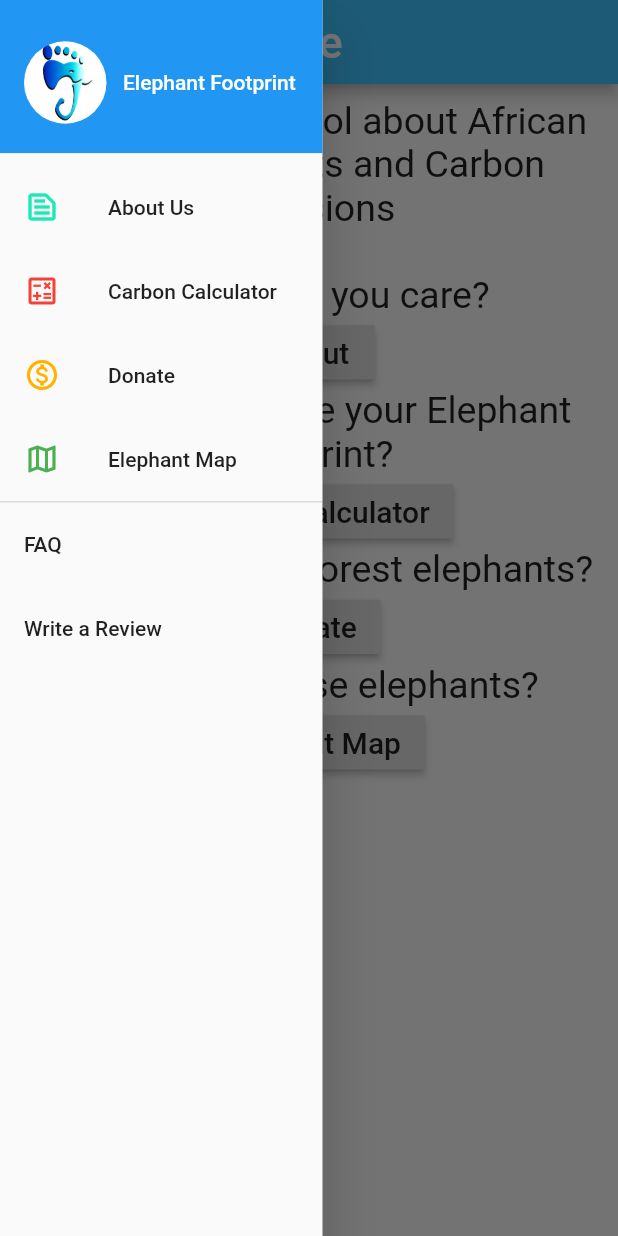
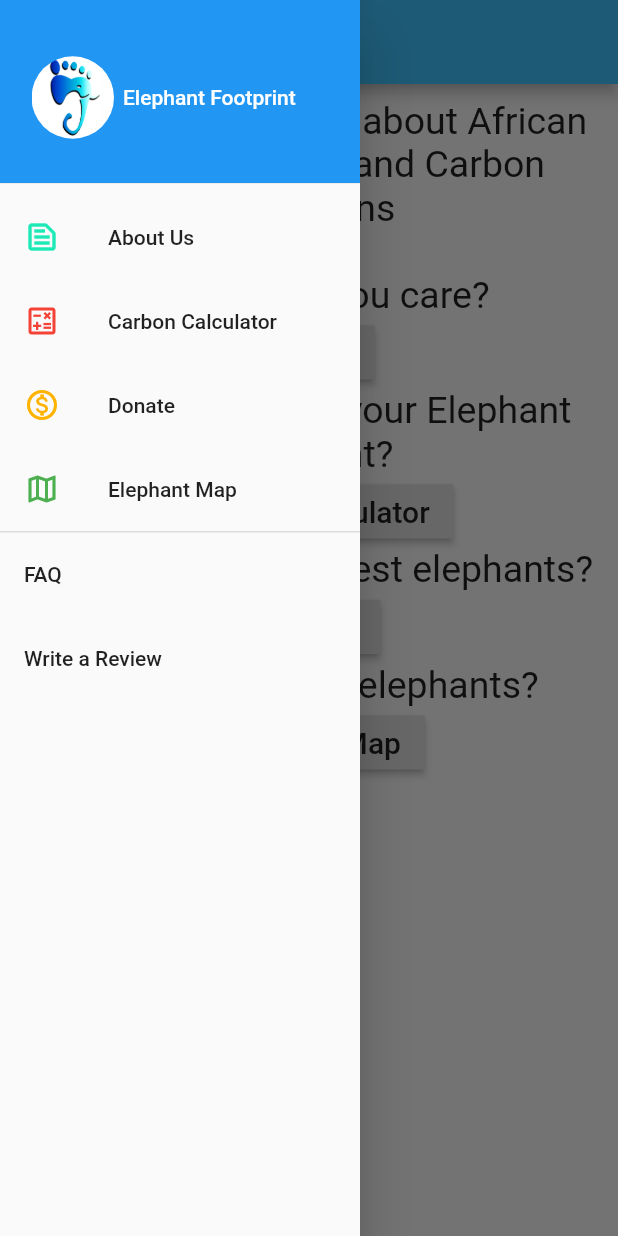
Before and after one commit to All-Ears/mobile-frontend, a Flutter app: the screen it shows after launch, with the side drawer open, on a phone screen of 412 x 824 dp. Run offline on Flutter 3.47's test engine with Material 2 defaults, Android fonts, the phone set to English and light mode, and no system bars; our stand-ins replace dropdown_search, syncfusion_flutter_charts; missing offline and left inert: syncfusion_flutter_core, syncfusion_flutter_maps.

Commit message:
fixed drawer

```diff
--- a/all_ears/lib/app_drawer.dart
+++ b/all_ears/lib/app_drawer.dart
@@ -1,17 +1,17 @@
 import 'package:flutter/cupertino.dart';
 import 'package:flutter/material.dart';
 
-class AppDrawer extends StatelessWidget{
+class AppDrawer extends StatelessWidget {
   @override
   Widget build(BuildContext context) {
     return Container(
-      width: 215.0,
+      width: 240.0,
       child: Drawer(
           child: ListView(
         padding: EdgeInsets.zero,
         children: <Widget>[
           Container(
-                height: 110.0,
+            height: 130.0,
             child: DrawerHeader(
               decoration: BoxDecoration(
                 color: Colors.blue,
@@ -19,19 +19,23 @@ class AppDrawer extends StatelessWidget{
               child: Row(
                 children: [
                   Padding(
-                        padding: const EdgeInsets.only(right: 10.0, bottom: 0.0),
-                        child: ClipOval(
+                    padding:
+                        EdgeInsets.symmetric(vertical: 0.0, horizontal: 5.0),
                     child: GestureDetector(
-                            onTap: () {
-                              Navigator.pushNamed(context, '/');
-                            },
-                            child: Image(
+                      child: Container(
                         width: 55,
                         height: 55,
+                        decoration: BoxDecoration(
+                          shape: BoxShape.circle,
+                          image: DecorationImage(
                             fit: BoxFit.cover,
                             image: AssetImage('assets/images/highreslogo.png'),
                           ),
                         ),
+                      ),
+                      onTap: () {
+                        Navigator.pushNamed(context, '/');
+                      },
                     ),
                   ),
                   Padding(
@@ -64,8 +68,8 @@ class AppDrawer extends StatelessWidget{
             },
           ),
           ListTile(
-                leading: Icon(Icons.monetization_on_outlined,
-                    color: Colors.amber[600]),
+            leading:
+                Icon(Icons.monetization_on_outlined, color: Colors.amber[600]),
             title: Text('Donate'),
             onTap: () {
               Navigator.pushNamed(context, '/fourth');
```
Lines whose indentation alone changed are shown as unchanged.
